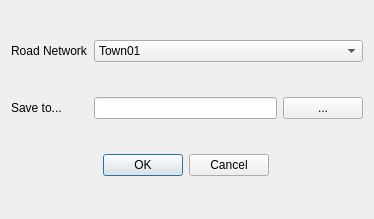
Before: the Qt Designer form osc_generator/export_xosc_dialog.ui in carla-simulator/traffic-generation-editor, drawn with Qt 5.
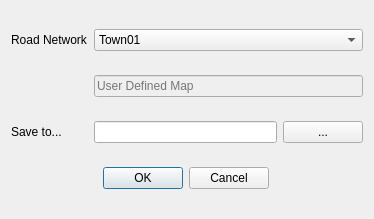
After: the same form once the commit is applied.

```diff
--- a/osc_generator/export_xosc_dialog.ui
+++ b/osc_generator/export_xosc_dialog.ui
@@ -14,6 +14,40 @@
    <string>Export XOSC</string>
   </property>
   <layout class="QGridLayout" name="gridLayout">
+   <item row="3" column="0">
+    <widget class="QLabel" name="select_path_label">
+     <property name="text">
+      <string>Save to...</string>
+     </property>
+    </widget>
+   </item>
+   <item row="3" column="2">
+    <widget class="QPushButton" name="select_path_button">
+     <property name="text">
+      <string>...</string>
+     </property>
+    </widget>
+   </item>
+   <item row="5" column="1">
+    <widget class="QDialogButtonBox" name="buttonBox">
+     <property name="orientation">
+      <enum>Qt::Horizontal</enum>
+     </property>
+     <property name="standardButtons">
+      <set>QDialogButtonBox::Cancel|QDialogButtonBox::Ok</set>
+     </property>
+     <property name="centerButtons">
+      <bool>true</bool>
+     </property>
+    </widget>
+   </item>
+   <item row="0" column="0">
+    <widget class="QLabel" name="map_selection_label">
+     <property name="text">
+      <string>Road Network</string>
+     </property>
+    </widget>
+   </item>
    <item row="0" column="1" colspan="2">
     <widget class="QComboBox" name="mapSelection">
      <item>
@@ -59,39 +93,15 @@
     </widget>
    </item>
    <item row="3" column="1">
-    <widget class="QDialogButtonBox" name="buttonBox">
-     <property name="orientation">
-      <enum>Qt::Horizontal</enum>
-     </property>
-     <property name="standardButtons">
-      <set>QDialogButtonBox::Cancel|QDialogButtonBox::Ok</set>
-     </property>
-     <property name="centerButtons">
-      <bool>true</bool>
-     </property>
-    </widget>
+    <widget class="QLineEdit" name="select_path"/>
    </item>
-   <item row="1" column="0">
-    <widget class="QLabel" name="selectPath_Label">
-     <property name="text">
-      <string>Save to...</string>
+   <item row="2" column="1" colspan="2">
+    <widget class="QLineEdit" name="map_selection_user_defined">
+     <property name="enabled">
+      <bool>false</bool>
      </property>
-    </widget>
-   </item>
-   <item row="1" column="2">
-    <widget class="QPushButton" name="selectPath_Button">
-     <property name="text">
-      <string>...</string>
-     </property>
-    </widget>
-   </item>
-   <item row="1" column="1">
-    <widget class="QLineEdit" name="selectPath"/>
-   </item>
-   <item row="0" column="0">
-    <widget class="QLabel" name="mapSelection_Label">
-     <property name="text">
-      <string>Road Network</string>
+     <property name="placeholderText">
+      <string>User Defined Map</string>
      </property>
     </widget>
    </item>
```
Left out of the diff: 15 changed lines with no effect on the pictures.
